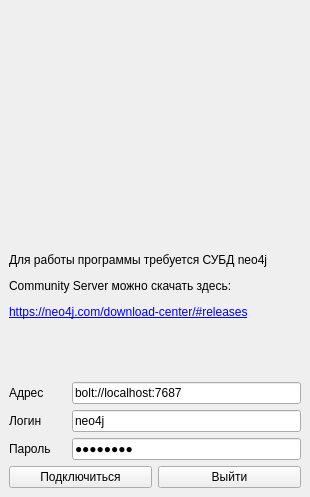
Old version of the form ui/login.ui in the repository moevm/nosql1h19-text-graph.
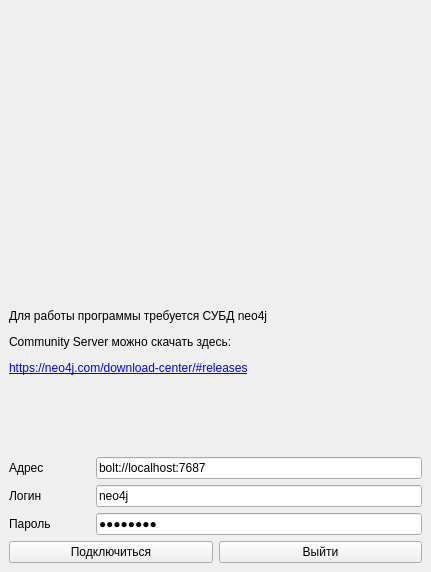
New version of the form. Icons and pictures are not drawn.

Patch:
```diff
--- a/ui/login.ui
+++ b/ui/login.ui
@@ -9,8 +9,8 @@
    <rect>
     <x>0</x>
     <y>0</y>
-    <width>310</width>
-    <height>497</height>
+    <width>431</width>
+    <height>572</height>
    </rect>
   </property>
   <property name="sizePolicy">
```
